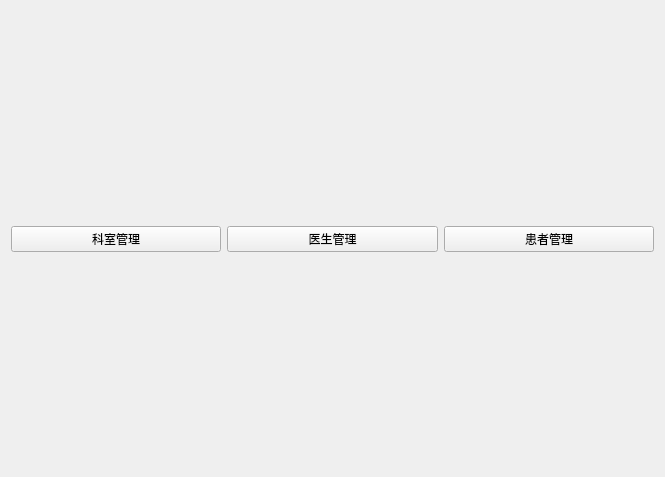
First picture: the form in Lab4-DiagnosisTreatSystem/welcomeview.ui, repository douhaoYaz/Qt-Project, before the edit.
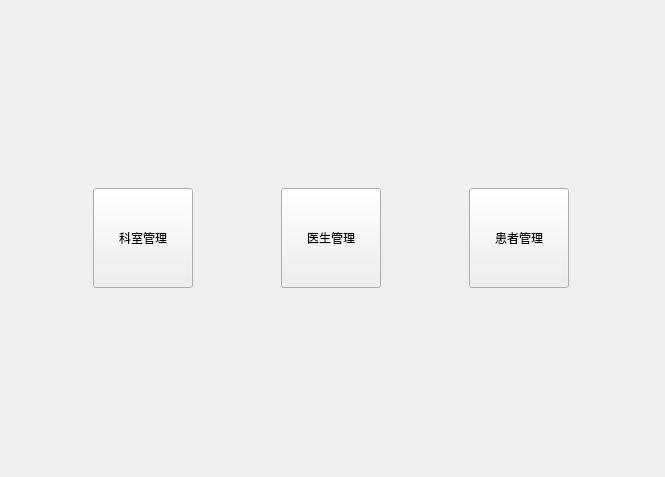
Second picture: the form after the edit.

Patch:
```diff
--- a/Lab4-DiagnosisTreatSystem/welcomeview.ui
+++ b/Lab4-DiagnosisTreatSystem/welcomeview.ui
@@ -31,6 +31,18 @@
     <layout class="QHBoxLayout" name="horizontalLayout">
      <item>
       <widget class="QPushButton" name="btDepartment">
+       <property name="minimumSize">
+        <size>
+         <width>100</width>
+         <height>100</height>
+        </size>
+       </property>
+       <property name="maximumSize">
+        <size>
+         <width>100</width>
+         <height>100</height>
+        </size>
+       </property>
        <property name="text">
         <string>科室管理</string>
        </property>
@@ -38,6 +50,18 @@
      </item>
      <item>
       <widget class="QPushButton" name="btDoctor">
+       <property name="minimumSize">
+        <size>
+         <width>100</width>
+         <height>100</height>
+        </size>
+       </property>
+       <property name="maximumSize">
+        <size>
+         <width>100</width>
+         <height>100</height>
+        </size>
+       </property>
        <property name="text">
         <string>医生管理</string>
        </property>
@@ -45,6 +69,18 @@
      </item>
      <item>
       <widget class="QPushButton" name="btPatient">
+       <property name="minimumSize">
+        <size>
+         <width>100</width>
+         <height>100</height>
+        </size>
+       </property>
+       <property name="maximumSize">
+        <size>
+         <width>100</width>
+         <height>100</height>
+        </size>
+       </property>
        <property name="text">
         <string>患者管理</string>
        </property>
```
